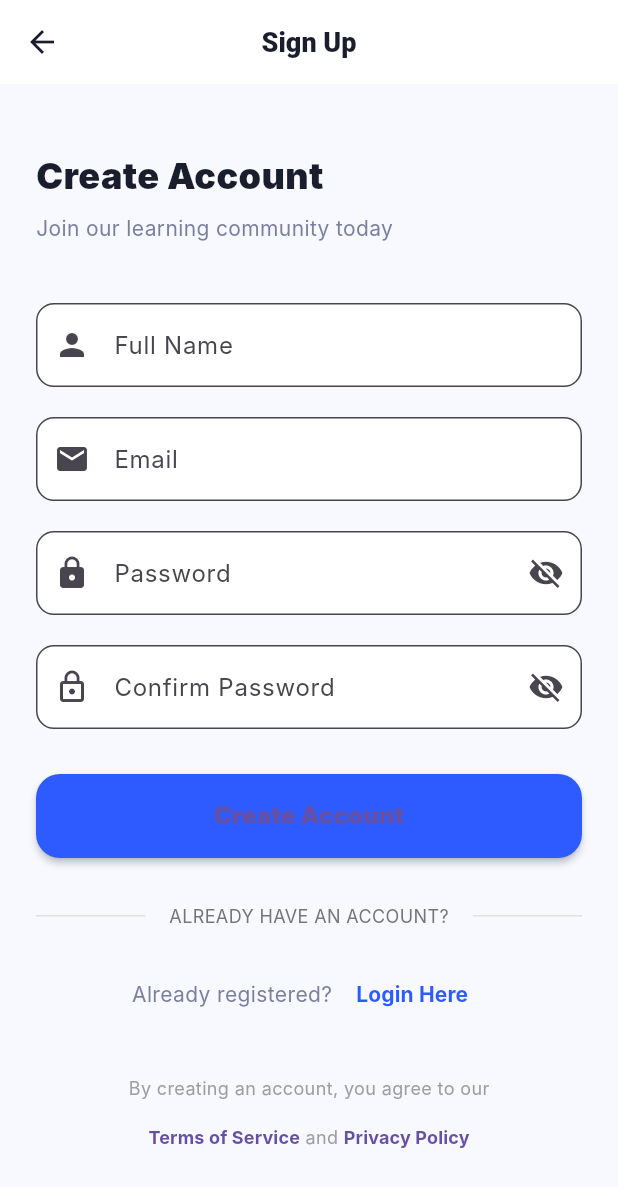
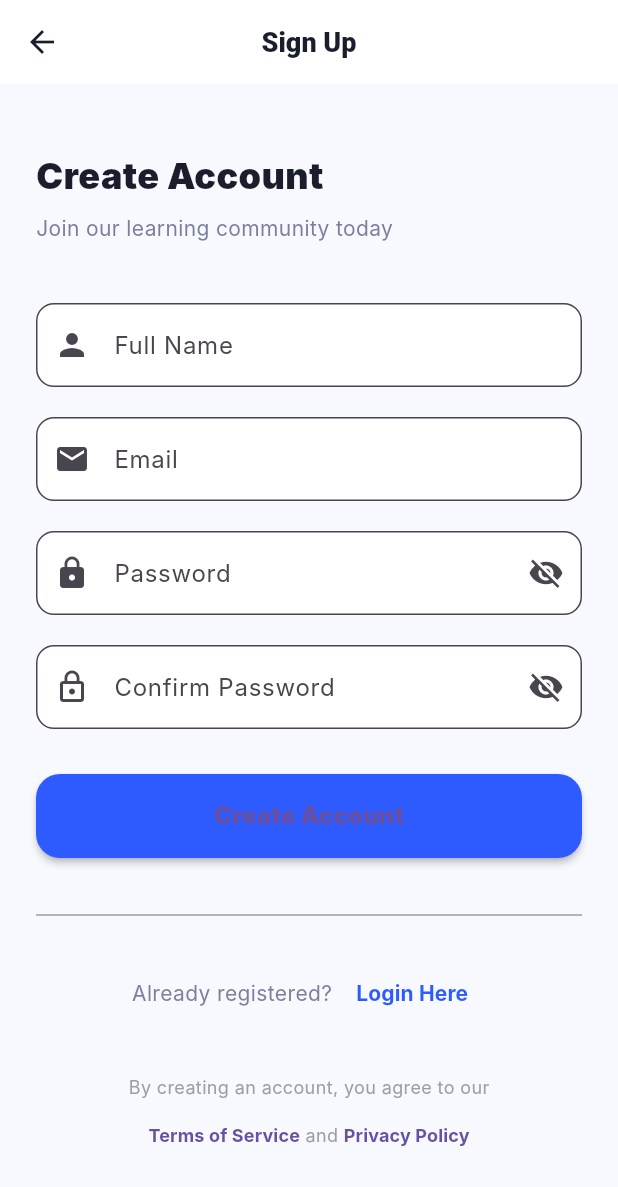
Before and after one commit to AnushkaGyawali/excelerateconnect, a Flutter app: the SignUpScreen screen opened by its route, on a phone screen of 412 x 824 dp. Shown: the top 1187 px of the screen. Run offline on Flutter 3.47's test engine with Material 3 defaults, Android fonts, the phone set to English and light mode, and no system bars; accounts and stored records are empty; Roboto replaces fonts that are missing (Inter).

Commit message:
fix(signup): simplify layout by removing redundant account prompt section

```diff
--- a/lib/screens/login/signup_screen.dart
+++ b/lib/screens/login/signup_screen.dart
@@ -304,29 +304,10 @@ class _SignUpScreenState extends State<SignUpScreen> {
 
                   // Divider
                   const SizedBox(height: 30),
-                  Row(
-                    children: [
-                      Expanded(
-                        child: Divider(color: Colors.grey[300]),
-                      ),
-                      Padding(
-                        padding: const EdgeInsets.symmetric(horizontal: 16),
-                        child: Text(
-                          'ALREADY HAVE AN ACCOUNT?',
-                          style: TextStyle(
-                            color: Colors.grey[600],
-                            fontSize: 12,
-                          ),
-                        ),
-                      ),
-                      Expanded(
-                        child: Divider(color: Colors.grey[300]),
-                      ),
-                    ],
-                  ),
+                  const Divider(color: Colors.grey),
+                  const SizedBox(height: 20),
 
                   // Login Link
-                  const SizedBox(height: 20),
                   Row(
                     mainAxisAlignment: MainAxisAlignment.center,
                     children: [
```
